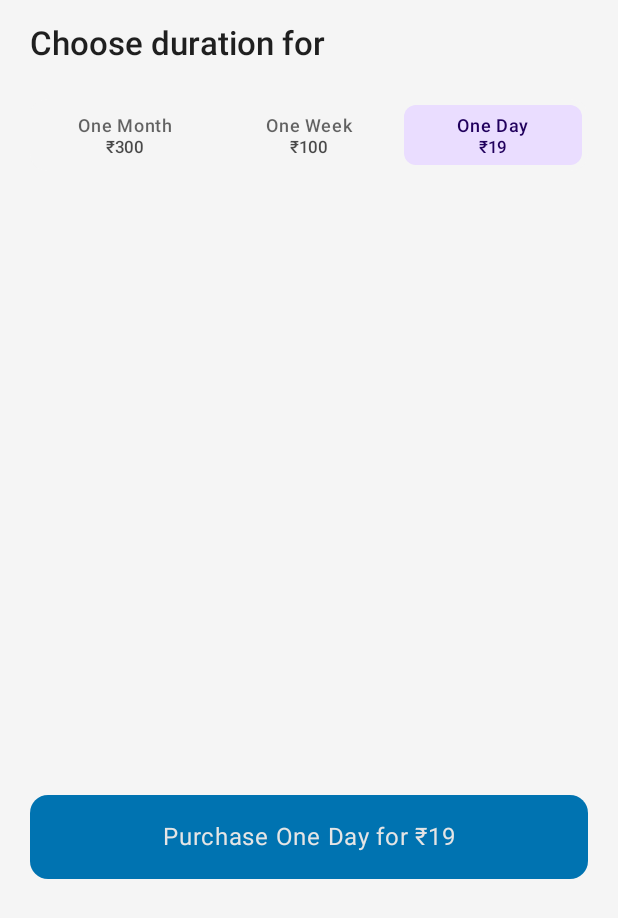
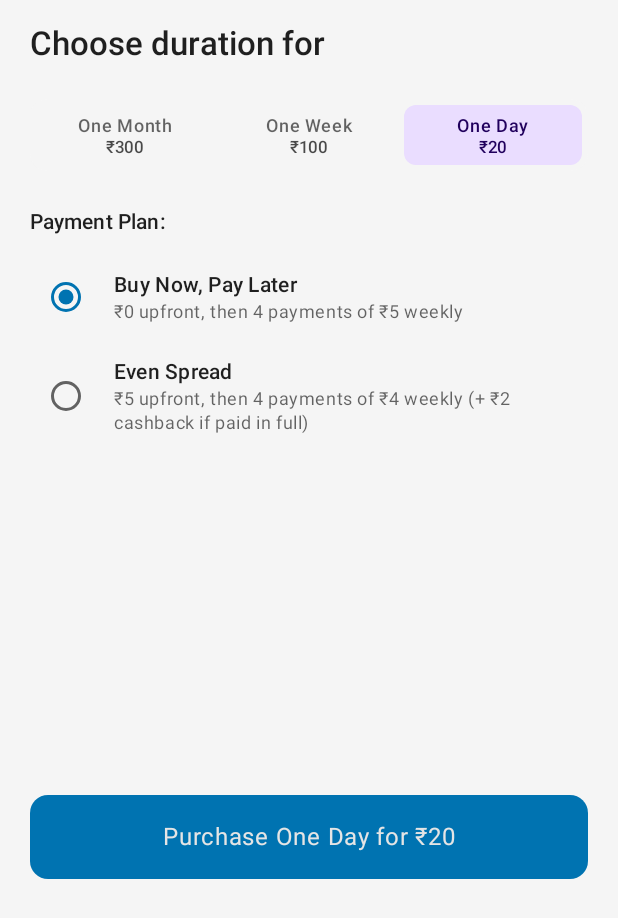
Before and after one commit to sebastianhndelorenzo/BNPLApp, an Android app built with Jetpack Compose: the composable SubscriptionOptionsSheetContent called with empty values, after a tap on "One Day", on a phone screen of 412 x 824 dp. Shown: the top 918 px of the screen. Run offline under Robolectric (Android 15) with nearby library versions, the phone set to English and light mode, and no system bars; 2 other taps on this screen came first.

Commit message:
feat: Update daily subscription payment options with new pricing structure

```diff
--- a/FlexiPayAndroid/app/src/main/java/com/example/flexipay/screens/SubscriptionOptionsSheet.kt
+++ b/FlexiPayAndroid/app/src/main/java/com/example/flexipay/screens/SubscriptionOptionsSheet.kt
@@ -46,7 +46,7 @@ fun SubscriptionOptionsSheetContent(
     val durations = listOf(
         Triple("One Month", "₹300", "One Month"),
         Triple("One Week", "₹100", "One Week"),
-        Triple("One Day", "₹19", "One Day")
+        Triple("One Day", "₹20", "One Day")
     )
 
     val monthlyPaymentOptions = listOf(
@@ -57,6 +57,11 @@ fun SubscriptionOptionsSheetContent(
     val weeklyPaymentOptions = listOf(
         Pair("Buy Now, Pay Later", "₹0 upfront, then 4 payments of ₹25 weekly"),
         Pair("Even Spread", "₹25 upfront, then 4 payments of ₹18 weekly (+ ₹7 cashback if paid in full)")
+    )
+
+    val dailyPaymentOptions = listOf(
+        Pair("Buy Now, Pay Later", "₹0 upfront, then 4 payments of ₹5 weekly"),
+        Pair("Even Spread", "₹5 upfront, then 4 payments of ₹4 weekly (+ ₹2 cashback if paid in full)")
     )
 
     Column(
@@ -145,7 +150,7 @@ fun SubscriptionOptionsSheetContent(
                         }
 
                         AnimatedVisibility(
-                            visible = selectedDurationIndex == 0 || selectedDurationIndex == 1,
+                            visible = true,
                             enter = fadeIn() + expandVertically(),
                             exit = fadeOut() + shrinkVertically()
                         ) {
@@ -156,10 +161,10 @@ fun SubscriptionOptionsSheetContent(
                                     fontWeight = FontWeight.Medium,
                                     modifier = Modifier.padding(bottom = 8.dp)
                                 )
-                                val currentPaymentOptions = if (selectedDurationIndex == 0) {
-                                    monthlyPaymentOptions
-                                } else {
-                                    weeklyPaymentOptions
+                                val currentPaymentOptions = when (selectedDurationIndex) {
+                                    0 -> monthlyPaymentOptions
+                                    1 -> weeklyPaymentOptions
+                                    else -> dailyPaymentOptions
                                 }
 
                                 currentPaymentOptions.forEachIndexed { index, (title, subtitle) ->
```
Also changed, not shown: 82 other files.
